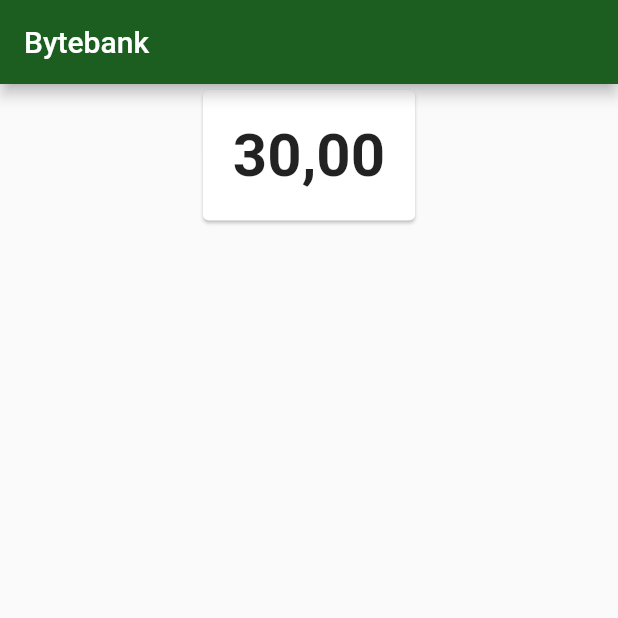
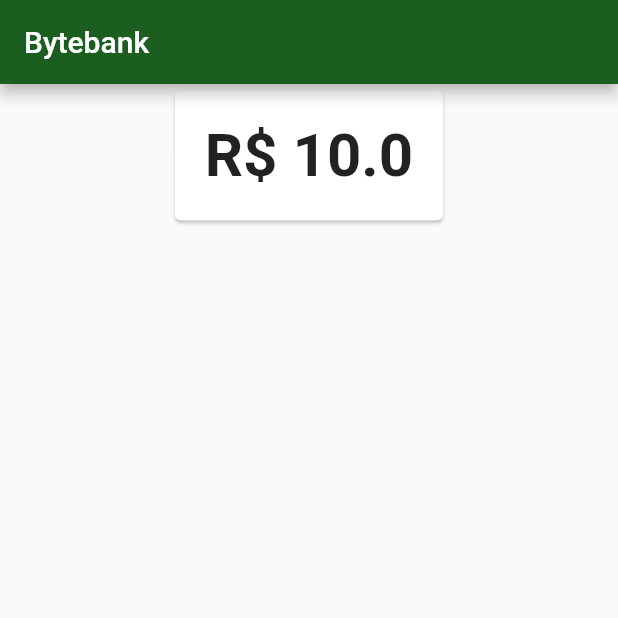
Before and after one commit to habyb/flutter-provider, a Flutter app: the screen it shows after launch, on a phone screen of 412 x 824 dp, the top half of it. Run offline on Flutter 3.47's test engine with Material 2 defaults, Android fonts, the phone set to English and light mode, and no system bars.

Commit message:
updated balance

```diff
--- a/lib/main.dart
+++ b/lib/main.dart
@@ -1,4 +1,4 @@
-import 'package:flutterprovider/screens/dashboard.dart';
+import 'package:flutterprovider/screens/dashboard/dashboard.dart';
 import 'package:flutter/material.dart';
 
 void main() => runApp(FlutterProvider());
--- /dev/null
+++ b/lib/models/saldo.dart
@@ -0,0 +1,11 @@
+
+class Saldo {
+  final double valor;
+
+  Saldo(this.valor);
+
+  @override
+  String toString(){
+    return 'R\$ $valor';
+  }
+}
--- a/lib/screens/dashboard.dart
+++ b/lib/screens/dashboard/dashboard.dart
@@ -1,6 +1,7 @@
 import 'package:flutter/material.dart';
 import 'package:flutter/widgets.dart';
-import 'package:flutterprovider/components/saldo.dart';
+import 'package:flutterprovider/models/saldo.dart';
+import 'package:flutterprovider/screens/dashboard/saldo.dart';
 
 class Dashboard extends StatelessWidget {
   Widget build(BuildContext context) {
@@ -10,8 +11,9 @@ class Dashboard extends StatelessWidget {
       ),
       body: Align(
         alignment: Alignment.topCenter,
-        child: Saldo(),
+        child: SaldoCard(Saldo(10.00)),
       ),
     );
   }
+
 }
--- a/lib/components/saldo.dart
+++ b/lib/screens/dashboard/saldo.dart
@@ -1,14 +1,19 @@
 import 'package:flutter/material.dart';
 import 'package:flutter/widgets.dart';
+import 'package:flutterprovider/models/saldo.dart';
 
-class Saldo extends StatelessWidget {
+class SaldoCard extends StatelessWidget {
+  final Saldo saldo;
+
+  const SaldoCard(this.saldo);
+
   @override
   Widget build(BuildContext context) {
     return Card(
       child: Padding(
         padding: EdgeInsets.all(20.0),
         child: Text(
-          '30,00',
+          saldo.toString(),
           textAlign: TextAlign.center,
           style: TextStyle(
             fontSize: 40.0,
```
